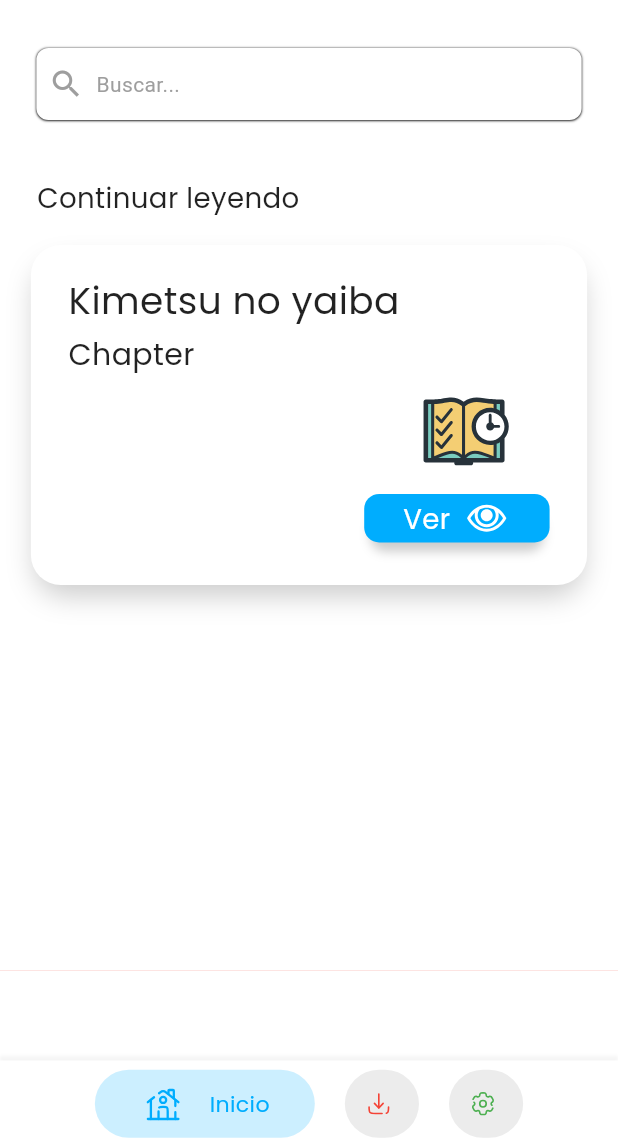
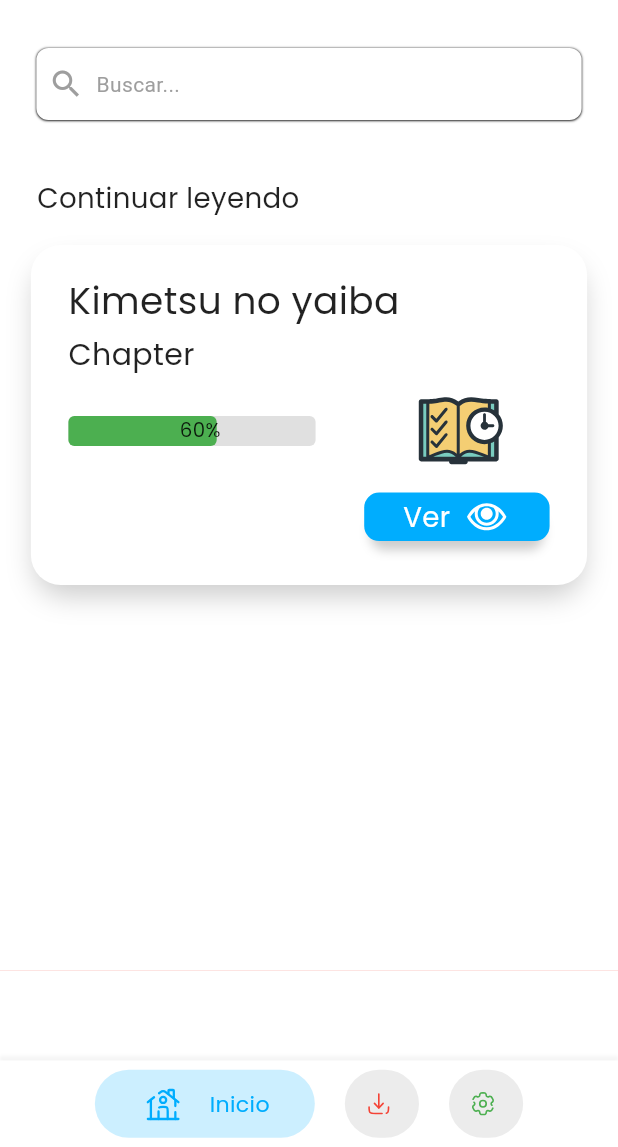
Before and after one commit to JhonatanAlvarezDhoz/Manga-Reader, a Flutter app: the screen it shows after launch, on a phone screen of 412 x 824 dp, the part 89-1236 px from its top. Run offline on Flutter 3.47's test engine with Material 3 defaults, Android fonts, the phone set to English and light mode, and no system bars; our stand-ins replace bloc, equatable, flutter_bloc, flutter_dotenv, flutter_svg, google_fonts and 1 more.

```diff
--- a/lib/base/widgets/base_page.dart
+++ b/lib/base/ui/page/base_page.dart
@@ -1,6 +1,6 @@
 import 'package:flutter/material.dart';
-import 'package:manga_reader/base/widgets/custom_bottom_navigation_bar/custom_bottom_navigation_bar.dart';
-import 'package:manga_reader/base/widgets/custom_text.dart';
+import 'package:manga_reader/base/ui/widgets/custom_bottom_navigation_bar/custom_bottom_navigation_bar.dart';
+import 'package:manga_reader/base/ui/widgets/custom_text.dart';
 import 'package:manga_reader/modules/home/ui/page/home.dart';
 import 'package:manga_reader/modules/search/ui/page/search_page.dart';
 import 'package:manga_reader/modules/settings/ui/page/settings_page.dart';
--- /dev/null
+++ b/lib/base/ui/widgets/base.dart
@@ -0,0 +1,3 @@
+export 'package:manga_reader/base/ui/widgets/custom_bottom_navigation_bar/custom_bottom_navigation_bar.dart';
+export 'package:manga_reader/base/ui/page/base_page.dart';
+export 'package:manga_reader/base/ui/widgets/custom_text.dart';
--- a/lib/base/widgets/custom_bottom_navigation_bar/custom_bottom_navigation_bar.dart
+++ b/lib/base/ui/widgets/custom_bottom_navigation_bar/custom_bottom_navigation_bar.dart
@@ -1,7 +1,7 @@
 import 'package:flutter/material.dart';
 import 'package:flutter_bloc/flutter_bloc.dart';
 import 'package:flutter_svg/svg.dart';
-import 'package:manga_reader/base/widgets/custom_text.dart';
+import 'package:manga_reader/base/ui/widgets/custom_text.dart';
 import 'package:manga_reader/modules/settings/bloc/settings_bloc.dart';
 import 'package:manga_reader/themes/theme_colors.dart';
 import 'package:manga_reader/utils/constants.dart';
@@ -99,7 +99,7 @@ class _BottomAnimatedContainer extends StatelessWidget {
         case searchTab:
           return Colors.red[300]!;
         case settingsTab:
-          return Colors.green[300]!;
+          return ThemeColors.greenColor;
         default:
           return Colors.grey[600]!;
       }
@@ -110,7 +110,7 @@ class _BottomAnimatedContainer extends StatelessWidget {
         case searchTab:
           return Colors.red;
         case settingsTab:
-          return Colors.green;
+          return ThemeColors.greenColor;
         default:
           return Colors.grey;
       }
--- a/lib/base/widgets/base.dart
+++ /dev/null
@@ -1,3 +0,0 @@
-export 'package:manga_reader/base/widgets/custom_bottom_navigation_bar/custom_bottom_navigation_bar.dart';
-export 'package:manga_reader/base/widgets/base_page.dart';
-export 'package:manga_reader/base/widgets/custom_text.dart';
--- a/lib/main.dart
+++ b/lib/main.dart
@@ -3,7 +3,7 @@ import 'package:flutter/services.dart';
 import 'package:flutter_bloc/flutter_bloc.dart';
 import 'package:flutter_dotenv/flutter_dotenv.dart';
 import 'package:flutter_localizations/flutter_localizations.dart';
-import 'package:manga_reader/base/widgets/base.dart';
+import 'package:manga_reader/base/ui/widgets/base.dart';
 import 'package:manga_reader/localization/languageManager.dart';
 import 'package:manga_reader/modules/settings/bloc/settings_bloc.dart';
 import 'package:manga_reader/routes/app_pages.dart';
--- a/lib/modules/home/ui/page/home.dart
+++ b/lib/modules/home/ui/page/home.dart
@@ -3,7 +3,7 @@ import 'dart:developer';
 import 'package:flutter/material.dart';
 import 'package:flutter/widgets.dart';
 import 'package:flutter_svg/svg.dart';
-import 'package:manga_reader/base/widgets/custom_text.dart';
+import 'package:manga_reader/base/ui/widgets/custom_text.dart';
 import 'package:manga_reader/localization/languageManager.dart';
 import 'package:manga_reader/modules/home/ui/widgets/widgets.dart';
 import 'package:manga_reader/themes/theme_colors.dart';
@@ -82,7 +82,24 @@ class HomePage extends StatelessWidget {
                       fontWeight: FontWeight.w400,
                       fontSize: 20,
                     ),
-                    Container(
+                    SizedBox(
+                      height: 82,
+                      width: constraints.maxHeight,
+                      child: Row(
+                        children: [
+                          SizedBox(
+                            width: constraints.maxWidth * 0.4,
+                            height: 20,
+                            child: ProgressBar(
+                              value: 0.6,
+                              height: 8.0,
+                              backgroundColor: Colors.grey[300]!,
+                              progressColor: ThemeColors.greenColor,
+                            ),
+                          ),
+                          SizedBox(
+                            width: constraints.maxWidth * 0.37,
+                            child: Container(
                               alignment: Alignment.centerRight,
                               margin: EdgeInsets.symmetric(
                                   horizontal: constraints.maxWidth * 0.05,
@@ -92,6 +109,10 @@ class HomePage extends StatelessWidget {
                                 "assets/icons/reader.svg",
                                 width: 70,
                                 height: 70,
+                              ),
+                            ),
+                          ),
+                        ],
                       ),
                     ),
                     Row(
--- /dev/null
+++ b/lib/modules/home/ui/widgets/w_progress_bar.dart
@@ -0,0 +1,54 @@
+import 'package:flutter/material.dart';
+import 'package:manga_reader/base/ui/widgets/custom_text.dart';
+
+class ProgressBar extends StatelessWidget {
+  final double value;
+  final double height;
+  final Color backgroundColor;
+  final Color progressColor;
+
+  const ProgressBar({
+    super.key,
+    required this.value,
+    this.height = 8.0,
+    this.backgroundColor = Colors.grey,
+    this.progressColor = Colors.blue,
+  });
+
+  @override
+  Widget build(BuildContext context) {
+    final double porcent = value * 100;
+    return Container(
+      height: height,
+      decoration: BoxDecoration(
+        color: backgroundColor,
+        borderRadius: BorderRadius.circular(height / 2),
+      ),
+      child: LayoutBuilder(
+        builder: (context, constraints) {
+          return Stack(
+            children: [
+              Container(
+                width: constraints.maxWidth * value,
+                decoration: BoxDecoration(
+                  color: progressColor,
+                  borderRadius: BorderRadius.circular(height / 2),
+                ),
+              ),
+              Positioned(
+                top: constraints.maxWidth * 0.018,
+                left: constraints.maxWidth * 0.45,
+                child: CustomText(
+                  textAlign: TextAlign.center,
+                  text: "${porcent.toInt()}%",
+                  fontSize: constraints.maxWidth * 0.08,
+                  color: Theme.of(context).textTheme.bodyMedium!.color,
+                ),
+              ),
+            ],
+          );
+        },
+      ),
+    );
+  }
+}
--- a/lib/modules/home/ui/widgets/widgets.dart
+++ b/lib/modules/home/ui/widgets/widgets.dart
@@ -1,2 +1,3 @@
+export 'package:manga_reader/modules/home/ui/widgets/w_progress_bar.dart';
 export 'package:manga_reader/modules/home/ui/widgets/search/serch_delegate.dart';
 export 'package:manga_reader/modules/home/ui/widgets/search/text_fotm_field_search.dart';
--- a/lib/modules/search/ui/page/search_page.dart
+++ b/lib/modules/search/ui/page/search_page.dart
@@ -1,5 +1,5 @@
 import 'package:flutter/material.dart';
-import 'package:manga_reader/base/widgets/base.dart';
+import 'package:manga_reader/base/ui/widgets/base.dart';
 import 'package:manga_reader/localization/languageManager.dart';
 
 class SearchPage extends StatelessWidget {
--- a/lib/modules/settings/ui/page/settings_page.dart
+++ b/lib/modules/settings/ui/page/settings_page.dart
@@ -1,7 +1,7 @@
 import 'package:flutter/material.dart';
 import 'package:flutter_bloc/flutter_bloc.dart';
 import 'package:flutter_svg/svg.dart';
-import 'package:manga_reader/base/widgets/base.dart';
+import 'package:manga_reader/base/ui/widgets/base.dart';
 import 'package:manga_reader/localization/languageManager.dart';
 import 'package:manga_reader/modules/settings/bloc/settings_bloc.dart';
 
--- a/lib/themes/theme_colors.dart
+++ b/lib/themes/theme_colors.dart
@@ -22,17 +22,13 @@ class ThemeColors extends Color {
 
   /// Defines a secondary color used in the application, typically for secondary elements.
 
-  /// Defines a tertiary color used in the application, often for backgrounds or subtle accents.
-  /// 00adfe
-  /// 356cb6
-  /// 393c54
-  /// a7aece
-
   /// Defines the white color used in the application, primarily for backgrounds or
   /// text on dark backgrounds.
   static const Color white = Color(0xffFFFFFF);
   static const Color blackColor = Color(0xFF000000);
   static const Color textSecundaryDarckColor = Color(0xB3FFFFFF);
+
+  static const Color greenColor = Color(0xFF4CAF50);
 
   /// Defines a light gray color used in the application, primarily for backgrounds.
   static const Color whiteGray = Color(0xffEAEAEA);
```
Also changed, not shown: lib/modules/home/ui/widgets/search/serch_delegate.dart (+5 -4 lines), lib/modules/search/ui/page/chapter_detail_page.dart (+30 -11 lines), lib/modules/search/ui/page/manga_detail_page.dart (+31 -11 lines), assets/icons/book.svg (added), assets/icons/play.svg (added), lib/base/ui/widgets/custom_text.dart (renamed from lib/base/widgets/custom_text.dart). Lines whose indentation alone changed are shown as unchanged.
